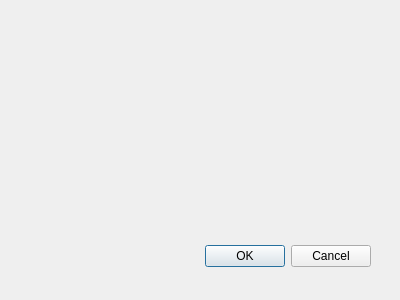
Before: the Qt Designer form try_Client/confirmip.ui in LittleQili/Chatroom_Client, drawn with Qt 5.
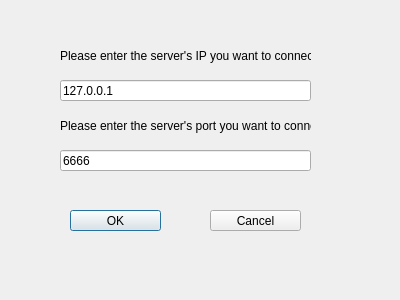
After: the same form once the commit is applied.

Patch:
```diff
--- a/try_Client/confirmip.ui
+++ b/try_Client/confirmip.ui
@@ -15,20 +15,82 @@
   <property name="windowTitle">
    <string>Dialog</string>
   </property>
-  <widget name="buttonBox" class="QDialogButtonBox">
+  <widget class="QLabel" name="label">
    <property name="geometry">
     <rect>
-     <x>30</x>
-     <y>240</y>
-     <width>341</width>
-     <height>32</height>
+     <x>60</x>
+     <y>40</y>
+     <width>251</width>
+     <height>31</height>
     </rect>
    </property>
-   <property name="orientation">
-    <enum>Qt::Horizontal</enum>
+   <property name="text">
+    <string>Please enter the server's IP you want to connect</string>
    </property>
-   <property name="standardButtons">
-    <set>QDialogButtonBox::Cancel|QDialogButtonBox::Ok</set>
+  </widget>
+  <widget class="QLineEdit" name="IPaddr">
+   <property name="geometry">
+    <rect>
+     <x>60</x>
+     <y>80</y>
+     <width>251</width>
+     <height>21</height>
+    </rect>
+   </property>
+   <property name="text">
+    <string>127.0.0.1</string>
+   </property>
+  </widget>
+  <widget class="QPushButton" name="OK">
+   <property name="geometry">
+    <rect>
+     <x>70</x>
+     <y>210</y>
+     <width>91</width>
+     <height>21</height>
+    </rect>
+   </property>
+   <property name="text">
+    <string>OK</string>
+   </property>
+  </widget>
+  <widget class="QPushButton" name="Cancel">
+   <property name="geometry">
+    <rect>
+     <x>210</x>
+     <y>210</y>
+     <width>91</width>
+     <height>21</height>
+    </rect>
+   </property>
+   <property name="text">
+    <string>Cancel</string>
+   </property>
+  </widget>
+  <widget class="QLabel" name="label_2">
+   <property name="geometry">
+    <rect>
+     <x>60</x>
+     <y>110</y>
+     <width>251</width>
+     <height>31</height>
+    </rect>
+   </property>
+   <property name="text">
+    <string>Please enter the server's port you want to connect</string>
+   </property>
+  </widget>
+  <widget class="QLineEdit" name="Port">
+   <property name="geometry">
+    <rect>
+     <x>60</x>
+     <y>150</y>
+     <width>251</width>
+     <height>21</height>
+    </rect>
+   </property>
+   <property name="text">
+    <string>6666</string>
    </property>
   </widget>
  </widget>
```
Left out of the diff: 42 changed lines with no effect on the pictures.
